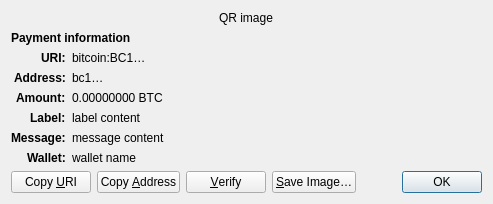
This is src/qt/forms/receiverequestdialog.ui in Mercatura-Core/Mercatura-Core as Qt 5 draws it before an edit. The edited form follows.
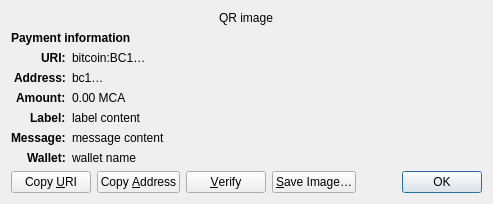
This is the edited form. Custom widgets are drawn as their Qt base class.

```diff
--- a/src/qt/forms/receiverequestdialog.ui
+++ b/src/qt/forms/receiverequestdialog.ui
@@ -126,7 +126,7 @@
    <item row="4" column="1" alignment="Qt::AlignTop">
     <widget class="QLabel" name="amount_content">
      <property name="text">
-      <string notr="true">0.00000000 BTC</string>
+      <string notr="true">0.00 MCA</string>
      </property>
      <property name="textFormat">
       <enum>Qt::PlainText</enum>
```
